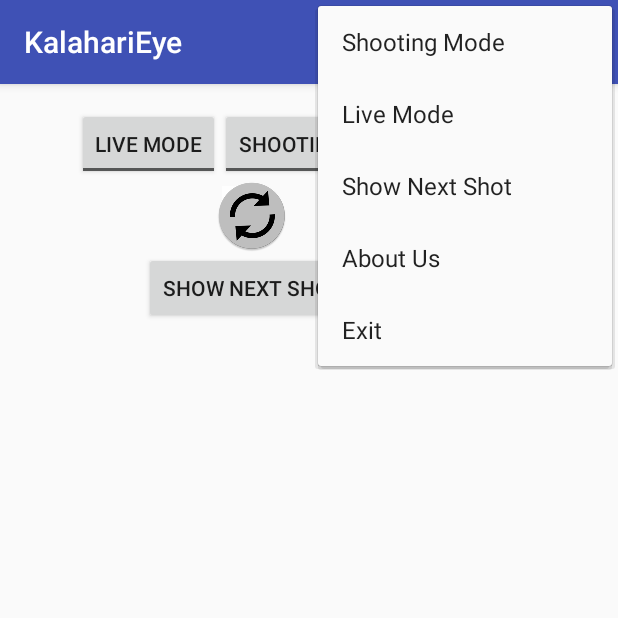
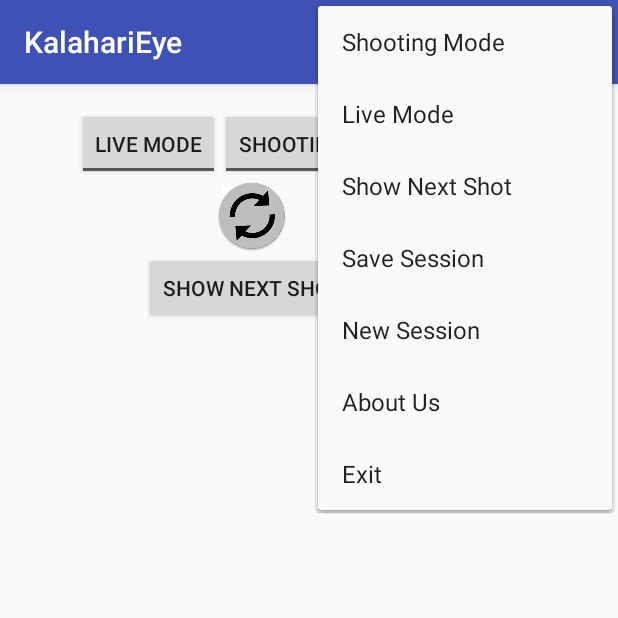
Before and after one commit to andreasVHoly/Kalahari_eye_android, an Android app: the screen it shows after launch (MainActivity), with the options menu open, on a phone screen of 412 x 824 dp, the top half of it. Run offline under Robolectric (Android 15) with nearby library versions, the phone set to English and light mode, and no system bars; libraries missing offline, so code that uses them is left out: org.opencv.android, org.opencv.core, org.opencv.videoio; 5 statements that could not run were skipped.

Commit message:
some functionality added that will be needed later

```diff
--- a/app/src/main/java/avh/com/kalaharieye/MainActivity.java
+++ b/app/src/main/java/avh/com/kalaharieye/MainActivity.java
@@ -15,6 +15,7 @@ import android.view.animation.RotateAnimation;
 import android.widget.Button;
 import android.widget.ImageButton;
 import android.widget.ImageView;
+import android.widget.LinearLayout;
 import android.widget.TextView;
 import android.widget.ToggleButton;
 
@@ -29,6 +30,8 @@ import org.opencv.android.OpenCVLoader;
 import org.opencv.android.Utils;
 import org.opencv.core.Mat;
 import org.opencv.videoio.VideoCapture;
+
+import java.util.ArrayList;
 
 
 public class MainActivity extends AppCompatActivity {
@@ -48,45 +51,12 @@ public class MainActivity extends AppCompatActivity {
      */
     private GoogleApiClient client;
 
-    @Override
-    public void onStart() {
-        super.onStart();
 
-        // ATTENTION: This was auto-generated to implement the App Indexing API.
-        // See https://g.co/AppIndexing/AndroidStudio for more information.
-        client.connect();
-        Action viewAction = Action.newAction(
-                Action.TYPE_VIEW, // TODO: choose an action type.
-                "Main Page", // TODO: Define a title for the content shown.
-                // TODO: If you have web page content that matches this app activity's content,
-                // make sure this auto-generated web page URL is correct.
-                // Otherwise, set the URL to null.
-                Uri.parse("http://host/path"),
-                // TODO: Make sure this auto-generated app deep link URI is correct.
-                Uri.parse("android-app://avh.com.kalaharieye/http/host/path")
-        );
-        AppIndex.AppIndexApi.start(client, viewAction);
-    }
+    //FOR THE IMAGE PANEL
+    private ArrayList<ImageView> imagePanel;
+    private int noImages;
+    private LinearLayout imageContainer;
 
-    @Override
-    public void onStop() {
-        super.onStop();
-
-        // ATTENTION: This was auto-generated to implement the App Indexing API.
-        // See https://g.co/AppIndexing/AndroidStudio for more information.
-        Action viewAction = Action.newAction(
-                Action.TYPE_VIEW, // TODO: choose an action type.
-                "Main Page", // TODO: Define a title for the content shown.
-                // TODO: If you have web page content that matches this app activity's content,
-                // make sure this auto-generated web page URL is correct.
-                // Otherwise, set the URL to null.
-                Uri.parse("http://host/path"),
-                // TODO: Make sure this auto-generated app deep link URI is correct.
-                Uri.parse("android-app://avh.com.kalaharieye/http/host/path")
-        );
-        AppIndex.AppIndexApi.end(client, viewAction);
-        client.disconnect();
-    }
 
     //ENUMS FOR APP STATE
     public enum AppState {
@@ -100,8 +70,9 @@ public class MainActivity extends AppCompatActivity {
     private CameraHandler cam;
 
 
+
+    //VERY IMPORTANT, LOADS THE LIBRARY SO WE CAN USE IT
     static {
-        // If you use opencv 2.4, System.loadLibrary("opencv_java")
         System.loadLibrary("opencv_java3");
     }
 
@@ -111,6 +82,7 @@ public class MainActivity extends AppCompatActivity {
         super.onCreate(savedInstanceState);
         setContentView(R.layout.activity_main);
         assignUIVariables();
+        setUpImagePanel();
         cam = new CameraHandler(100, 150, "8080", "admin", "1234");
         defaultState();
         //cam.connectToCamera(); //TODO reenable later
@@ -170,6 +142,22 @@ public class MainActivity extends AppCompatActivity {
         btnRefreshVideo = (ImageButton) findViewById(R.id.button_refresh);
         mainImage = (ImageView) findViewById(R.id.main_image);
 
+    }
+
+
+    //SETS UP ALL THE VARIABLES FOR THE IMAGE PANEL
+    private void setUpImagePanel(){
+        imagePanel = new ArrayList<>();
+        noImages = 0;
+        imageContainer = (LinearLayout) findViewById(R.id.image_container);
+        //TODO need to still convert the image panbel to be scrollable, do this by adding in  a scrollview in xml
+    }
+
+    //ADDS A NEW IMAGE TO THE PANEL
+    private void addImageView(ImageView image){
+        imagePanel.add(image);
+        noImages++;
+        imageContainer.addView(image);
     }
 
 
@@ -272,6 +260,27 @@ public class MainActivity extends AppCompatActivity {
         btnRefreshVideo.clearAnimation();
     }
 
+    //SAVE ALL IMAGES IN THE SESSION
+    private void saveSession(){
+        //TODO cycle through the images and save them
+    }
+
+    //SAVES THE IMAGE ONTO THE PHONE
+    private void saveImageToPhone(){
+        //TODO save image to disk
+    }
+
+
+    //START A NEW SESSION, DISCARDING ALL PREVIOUS IMAGES
+    private void newSession(){
+        for (int i = 1; i <= noImages; i++){
+            imageContainer.removeViewAt(i);
+        }
+        imagePanel.clear();
+        noImages = 0;
+    }
+
+
 
     @Override
     public boolean onCreateOptionsMenu(Menu menu) {
@@ -303,6 +312,12 @@ public class MainActivity extends AppCompatActivity {
             case R.id.menu_shooting_mode:
                 enableShootingButton();
                 return true;
+            case R.id.menu_save_session:
+                saveSession();
+                return true;
+            case R.id.menu_new_session:
+                newSession();
+                return true;
             default:
                 return false;
         }
@@ -310,4 +325,46 @@ public class MainActivity extends AppCompatActivity {
     }
 
 
+
+    @Override
+    public void onStart() {
+        super.onStart();
+
+        // ATTENTION: This was auto-generated to implement the App Indexing API.
+        // See https://g.co/AppIndexing/AndroidStudio for more information.
+        client.connect();
+        Action viewAction = Action.newAction(
+                Action.TYPE_VIEW, // TODO: choose an action type.
+                "Main Page", // TODO: Define a title for the content shown.
+                // TODO: If you have web page content that matches this app activity's content,
+                // make sure this auto-generated web page URL is correct.
+                // Otherwise, set the URL to null.
+                Uri.parse("http://host/path"),
+                // TODO: Make sure this auto-generated app deep link URI is correct.
+                Uri.parse("android-app://avh.com.kalaharieye/http/host/path")
+        );
+        AppIndex.AppIndexApi.start(client, viewAction);
+    }
+
+    @Override
+    public void onStop() {
+        super.onStop();
+
+        // ATTENTION: This was auto-generated to implement the App Indexing API.
+        // See https://g.co/AppIndexing/AndroidStudio for more information.
+        Action viewAction = Action.newAction(
+                Action.TYPE_VIEW, // TODO: choose an action type.
+                "Main Page", // TODO: Define a title for the content shown.
+                // TODO: If you have web page content that matches this app activity's content,
+                // make sure this auto-generated web page URL is correct.
+                // Otherwise, set the URL to null.
+                Uri.parse("http://host/path"),
+                // TODO: Make sure this auto-generated app deep link URI is correct.
+                Uri.parse("android-app://avh.com.kalaharieye/http/host/path")
+        );
+        AppIndex.AppIndexApi.end(client, viewAction);
+        client.disconnect();
+    }
+
+
 }
--- a/app/src/main/res/layout/activity_main.xml
+++ b/app/src/main/res/layout/activity_main.xml
@@ -91,12 +91,20 @@
     </LinearLayout>
 
     <LinearLayout
+        android:id="@+id/image_container"
         android:orientation="vertical"
         android:layout_width="match_parent"
         android:layout_weight="0.8"
         android:layout_height="match_parent">
 
+        <TextView
+            android:layout_width="wrap_content"
+            android:layout_height="wrap_content"
+            android:layout_gravity="center_horizontal"
+            android:text="Images"
+            android:id="@+id/textView" />
 
+        <!--
         <ImageView
             android:layout_width="wrap_content"
             android:layout_height="wrap_content"
@@ -117,12 +125,8 @@
             android:contentDescription="@string/side_panel_image"
             android:id="@+id/panel_image_2"
             android:background="@android:color/white"/>
+-->
 
-        <TextView
-            android:layout_width="wrap_content"
-            android:layout_height="wrap_content"
-            android:text="New Text"
-            android:id="@+id/textView" />
 
 
     </LinearLayout>
--- a/app/src/main/res/menu/context_menu.xml
+++ b/app/src/main/res/menu/context_menu.xml
@@ -5,8 +5,7 @@
 
     <item
         android:id="@+id/menu_shooting_mode"
-        android:title="@string/shooting_mode"
-        />
+        android:title="@string/shooting_mode" />
 
     <item
         android:id="@+id/menu_live_mode"
@@ -15,6 +14,14 @@
     <item
         android:id="@+id/menu_next_shot"
         android:title="@string/show_next_shot" />
+
+    <item
+        android:id="@+id/menu_save_session"
+        android:title="@string/save_session_menu" />
+
+    <item
+        android:id="@+id/menu_new_session"
+        android:title="@string/new_session_menu" />
 
     <item
         android:id="@+id/menu_about"
--- a/app/src/main/res/values/strings.xml
+++ b/app/src/main/res/values/strings.xml
@@ -9,5 +9,8 @@
     <string name="show_next_menu">Show Next</string>
     <string name="about_us_menu">About Us</string>
     <string name="exit_menu">Exit</string>
+    <string name="save_session_menu">Save Session</string>
+    <string name="new_session_menu">New Session</string>
+
 
 </resources>
```
Lines whose indentation alone changed are shown as unchanged.
